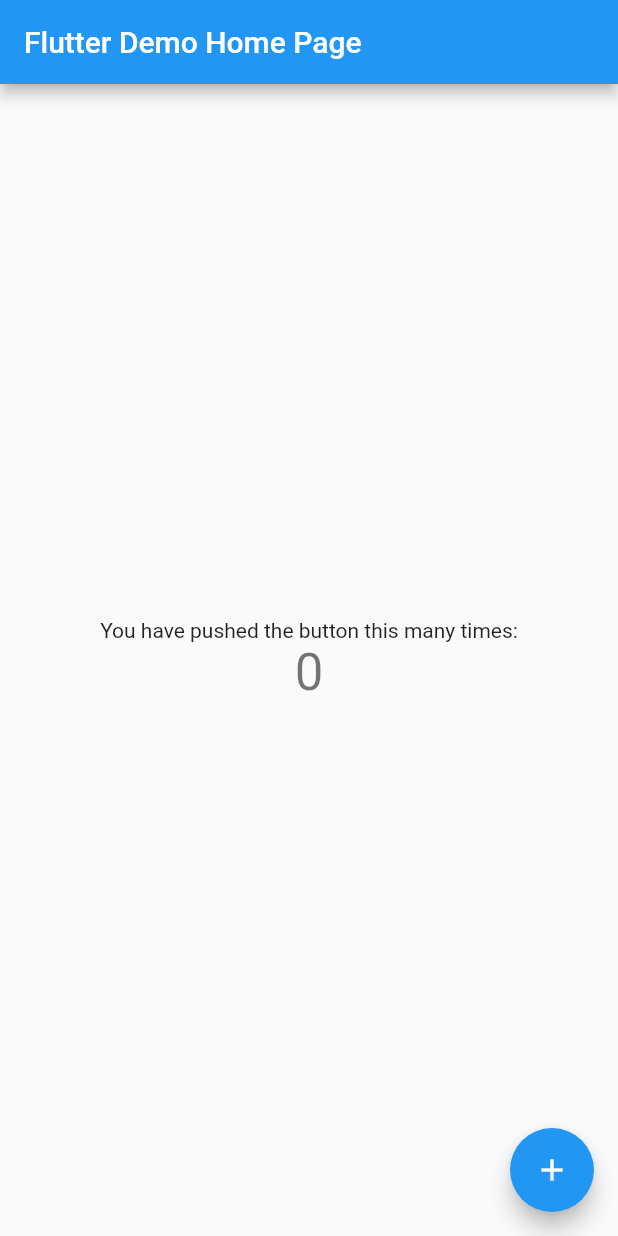
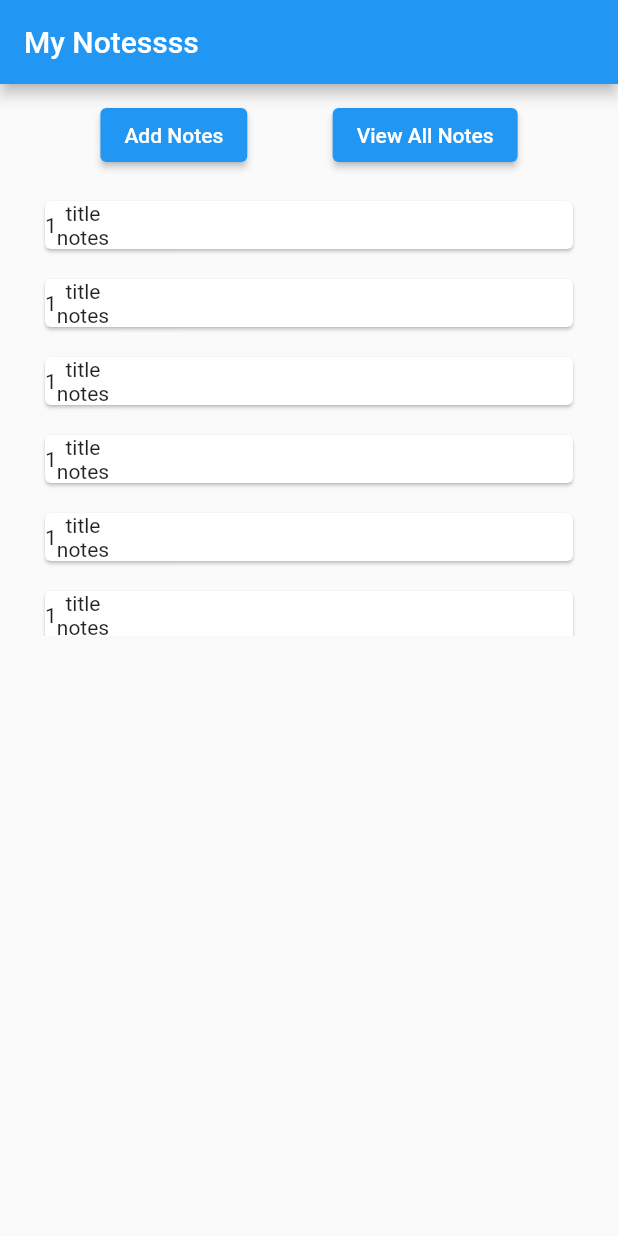
Before and after one commit to chandrakanthh/first_app, a Flutter app: the screen it shows after launch, on a phone screen of 412 x 824 dp. Run offline on Flutter 3.47's test engine with Material 2 defaults, Android fonts, the phone set to English and light mode, and no system bars; our stand-ins replace fluttertoast.

Commit message:
basic sample list view with add

```diff
--- a/lib/main.dart
+++ b/lib/main.dart
@@ -1,114 +1,152 @@
+import 'package:first_app/add_notes.dart';
 import 'package:flutter/material.dart';
+import 'package:fluttertoast/fluttertoast.dart';
 
-void main() {
-  runApp(const MyApp());
-}
+void main() => runApp(MyNotesApp());
 
-class MyApp extends StatelessWidget {
-  const MyApp({Key? key}) : super(key: key);
-
-  // This widget is the root of your application.
+class MyNotesApp extends StatelessWidget {
   @override
   Widget build(BuildContext context) {
     return MaterialApp(
-      title: 'Flutter Demo',
-      theme: ThemeData(
-        // This is the theme of your application.
-        //
-        // Try running your application with "flutter run". You'll see the
-        // application has a blue toolbar. Then, without quitting the app, try
-        // changing the primarySwatch below to Colors.green and then invoke
-        // "hot reload" (press "r" in the console where you ran "flutter run",
-        // or simply save your changes to "hot reload" in a Flutter IDE).
-        // Notice that the counter didn't reset back to zero; the application
-        // is not restarted.
-        primarySwatch: Colors.blue,
-      ),
-      home: const MyHomePage(title: 'Flutter Demo Home Page'),
+      title: 'My Notess',
+      home: MyHomePage(),
     );
   }
 }
 
 class MyHomePage extends StatefulWidget {
-  const MyHomePage({Key? key, required this.title}) : super(key: key);
-
-  // This widget is the home page of your application. It is stateful, meaning
-  // that it has a State object (defined below) that contains fields that affect
-  // how it looks.
-
-  // This class is the configuration for the state. It holds the values (in this
-  // case the title) provided by the parent (in this case the App widget) and
-  // used by the build method of the State. Fields in a Widget subclass are
-  // always marked "final".
-
-  final String title;
-
   @override
-  State<MyHomePage> createState() => _MyHomePageState();
+  _MyHomePageState createState() => _MyHomePageState();
 }
 
 class _MyHomePageState extends State<MyHomePage> {
-  int _counter = 0;
+  final List<AddNewNotes> _addNotesList = [
+    AddNewNotes(title: "title", notes: "notes", id: 1),
+    AddNewNotes(title: "title", notes: "notes", id: 1),
+    AddNewNotes(title: "title", notes: "notes", id: 1),
+    AddNewNotes(title: "title", notes: "notes", id: 1),
+    AddNewNotes(title: "title", notes: "notes", id: 1),
+    AddNewNotes(title: "title", notes: "notes", id: 1),
+    AddNewNotes(title: "title", notes: "notes", id: 1),
+    AddNewNotes(title: "title", notes: "notes", id: 1),
+    AddNewNotes(title: "title", notes: "notes", id: 1),
+    AddNewNotes(title: "title", notes: "notes", id: 1),
+    AddNewNotes(title: "title", notes: "notes", id: 1),
+    AddNewNotes(title: "title", notes: "notes", id: 1),
+    AddNewNotes(title: "title", notes: "notes", id: 1),
+    AddNewNotes(title: "title", notes: "notes", id: 1),
+    AddNewNotes(title: "title", notes: "notes", id: 1),
+    AddNewNotes(title: "title", notes: "notes", id: 1),
+    AddNewNotes(title: "title", notes: "notes", id: 1),
+    AddNewNotes(title: "title", notes: "notes", id: 1),
+    AddNewNotes(title: "title", notes: "notes", id: 1),
+    AddNewNotes(title: "title", notes: "notes", id: 1),
+    AddNewNotes(title: "title", notes: "notes", id: 1),
+    AddNewNotes(title: "title", notes: "notes", id: 1),
+  ];
+  int randId = 0;
+  void _addNotesData(String title, String notes) {
+    final addNotes = AddNewNotes(title: title, notes: notes, id: randId++);
+    Fluttertoast.showToast(
+        msg: '$title, $notes, $randId',
+        toastLength: Toast.LENGTH_SHORT,
+        backgroundColor: Colors.lightGreenAccent,
+        textColor: Colors.white,
+        fontSize: 12);
 
-  void _incrementCounter() {
     setState(() {
-      // This call to setState tells the Flutter framework that something has
-      // changed in this State, which causes it to rerun the build method below
-      // so that the display can reflect the updated values. If we changed
-      // _counter without calling setState(), then the build method would not be
-      // called again, and so nothing would appear to happen.
-      _counter = _counter + 3;
+      _addNotesList.add(addNotes);
     });
+  }
+
+  void _showAddNotesModal(BuildContext ctx) {
+    showModalBottomSheet(
+        context: ctx,
+        builder: (_) {
+          return AddNotes(_addNotesData);
+          // return GestureDetector(
+          //   child: AddNotes(_addNotesData),
+          //   //behavior: HitTestBehavior.opaque,
+          // );
+        });
   }
 
   @override
   Widget build(BuildContext context) {
-    // This method is rerun every time setState is called, for instance as done
-    // by the _incrementCounter method above.
-    //
-    // The Flutter framework has been optimized to make rerunning build methods
-    // fast, so that you can just rebuild anything that needs updating rather
-    // than having to individually change instances of widgets.
     return Scaffold(
       appBar: AppBar(
-        // Here we take the value from the MyHomePage object that was created by
-        // the App.build method, and use it to set our appbar title.
-        title: Text(widget.title),
+        title: const Text('My Notessss'),
       ),
-      body: Center(
-        // Center is a layout widget. It takes a single child and positions it
-        // in the middle of the parent.
-        child: Column(
-          // Column is also a layout widget. It takes a list of children and
-          // arranges them vertically. By default, it sizes itself to fit its
-          // children horizontally, and tries to be as tall as its parent.
-          //
-          // Invoke "debug painting" (press "p" in the console, choose the
-          // "Toggle Debug Paint" action from the Flutter Inspector in Android
-          // Studio, or the "Toggle Debug Paint" command in Visual Studio Code)
-          // to see the wireframe for each widget.
-          //
-          // Column has various properties to control how it sizes itself and
-          // how it positions its children. Here we use mainAxisAlignment to
-          // center the children vertically; the main axis here is the vertical
-          // axis because Columns are vertical (the cross axis would be
-          // horizontal).
-          mainAxisAlignment: MainAxisAlignment.center,
-          children: <Widget>[
-            const Text(
-              'You have pushed the button this many times:',
-            ),
-            Text(
-              '$_counter',
-              style: Theme.of(context).textTheme.headline4,
-            ),
-          ],
+      body: SingleChildScrollView(
+        child: Container(
+          margin: const EdgeInsets.all(10),
+          child: Column(
+            children: [
+              Row(
+                mainAxisAlignment: MainAxisAlignment.spaceEvenly,
+                crossAxisAlignment: CrossAxisAlignment.center,
+                children: <Widget>[
+                  ElevatedButton(
+                    onPressed: () => _showAddNotesModal(context),
+                    child: const Text("Add Notes"),
+                  ),
+                  ElevatedButton(
+                    onPressed: () {},
+                    child: const Text("View All Notes"),
+                  ),
+                ],
+              ),
+              NotesListView(_addNotesList),
+            ],
+          ),
         ),
       ),
-      floatingActionButton: FloatingActionButton(
-        onPressed: _incrementCounter,
-        child: const Icon(Icons.add),
-      ), // This trailing comma makes auto-formatting nicer for build methods.
     );
   }
 }
+
+class NotesListView extends StatelessWidget {
+  final List<AddNewNotes> addNotesList;
+
+  NotesListView(this.addNotesList);
+
+  @override
+  Widget build(BuildContext context) {
+    return Container(
+        height: 300,
+        margin: const EdgeInsets.all(10),
+        child: ListView.builder(
+          shrinkWrap: true,
+          itemBuilder: (context, index) {
+            return Card(
+              margin: const EdgeInsets.all(10),
+              child: Row(
+                children: [
+                  Text('${addNotesList[index].id}'),
+                  Column(
+                    children: <Widget>[
+                      Text(
+                        addNotesList[index].title,
+                      ),
+                      Text(
+                        addNotesList[index].notes,
+                      ),
+                    ],
+                  )
+                ],
+              ),
+            );
+          },
+          itemCount: addNotesList.length,
+        ));
+  }
+}
+
+//model class
+class AddNewNotes {
+  final String title;
+  final String notes;
+  final int id;
+
+  AddNewNotes({required this.title, required this.notes, required this.id});
+}
--- a/pubspec.yaml
+++ b/pubspec.yaml
@@ -34,6 +34,8 @@ dependencies:
   # The following adds the Cupertino Icons font to your application.
   # Use with the CupertinoIcons class for iOS style icons.
   cupertino_icons: ^1.0.2
+  fluttertoast: ^8.0.9
+
 
 dev_dependencies:
   flutter_test:
```
Also changed, not shown: lib/add_notes.dart (added, +62 -0 lines), pubspec.lock.
